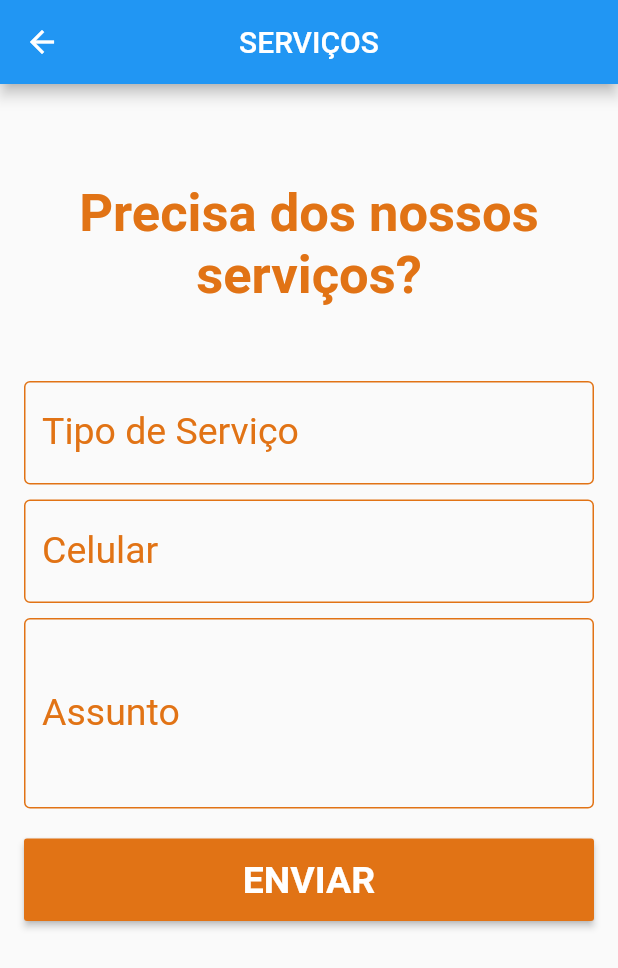
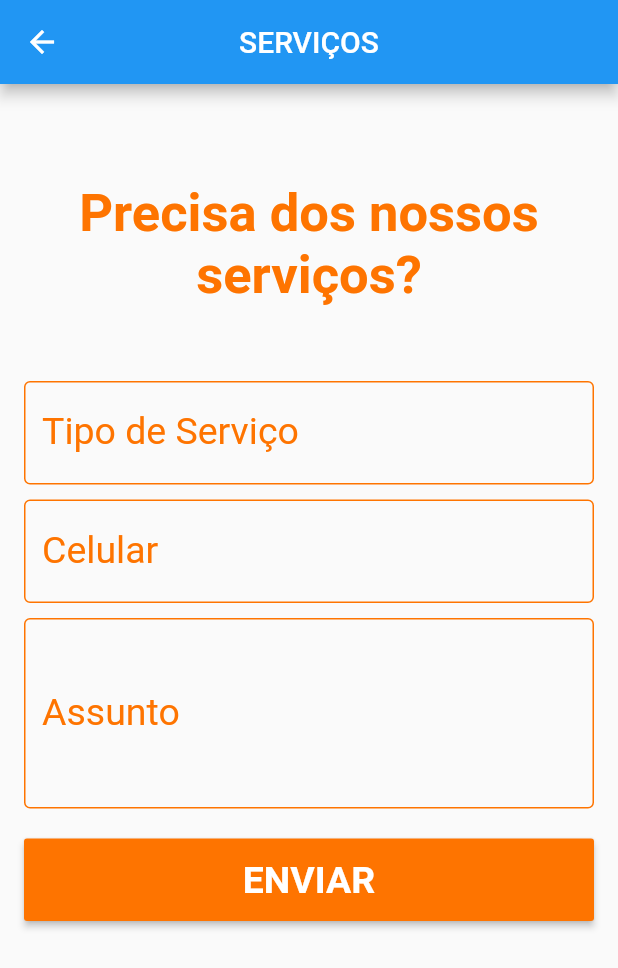
Before and after one commit to cpvasques/acheimudei_flutter, a Flutter app: the ServicosDetalhesBuilder screen opened directly, after a tap on "ENVIAR", on a phone screen of 412 x 824 dp. Shown: the top 968 px of the screen. Run offline on Flutter 3.47's test engine with Material 2 defaults, Android fonts, the phone set to English and light mode, and no system bars; our stand-ins replace carousel_slider, fancy_bottom_navigation, firebase_auth, font_awesome_flutter, google_sign_in; accounts and stored records are empty; network calls fail.

Commit message:
laranja atualizado

```diff
--- a/lib/home_page.dart
+++ b/lib/home_page.dart
@@ -33,7 +33,7 @@ class _HomePage extends State<HomePage> {
       appBar: AppBar(
         title: Text("ACHEI MUDEI"),
         centerTitle: true,
-        backgroundColor: Color(0xffe17315),
+        backgroundColor: Color(0xfffe7400),
       ),
       body: Container(
         decoration: BoxDecoration(color: Colors.white),
@@ -42,7 +42,7 @@ class _HomePage extends State<HomePage> {
         ),
       ),
       bottomNavigationBar: FancyBottomNavigation(
-        circleColor: Color(0xffe17315),
+        circleColor: Color(0xfffe7400),
         tabs: [
           TabData(iconData: Icons.home, title: "Home"),
           TabData(iconData: Icons.monetization_on, title: "Anunciar"),
--- a/lib/widgets/anunciarImovelBuilder.dart
+++ b/lib/widgets/anunciarImovelBuilder.dart
@@ -24,7 +24,7 @@ class _AnunciarImovelBuilder extends State<AnunciarImovelBuilder> {
                     child: Text('Deseja vender seu imóvel?',
                         textAlign: TextAlign.center,
                         style: TextStyle(
-                          color: Color(0xffe17315),
+                          color: Color(0xfffe7400),
                           fontSize: 35.0,
                           fontWeight: FontWeight.bold,
                         ))),
@@ -42,7 +42,7 @@ class _AnunciarImovelBuilder extends State<AnunciarImovelBuilder> {
                           color: Colors.white,
                         ),
                       ),
-                      color: Color(0xffe17315),
+                      color: Color(0xfffe7400),
                       onPressed: () {
                         print('anuncio');
                       },
--- a/lib/widgets/loginForm.dart
+++ b/lib/widgets/loginForm.dart
@@ -138,14 +138,14 @@ Widget buildTextField(String label, TextEditingController controller,
       controller: controller,
       decoration: InputDecoration(
           labelText: label,
-          labelStyle: TextStyle(color: Color(0xffe17315)),
+          labelStyle: TextStyle(color: Color(0xfffe7400)),
           border: OutlineInputBorder(),
           focusedBorder:
               OutlineInputBorder(borderSide: BorderSide(color: Colors.blue)),
           enabledBorder: OutlineInputBorder(
               borderSide: BorderSide(
-            color: Color(0xffe17315),
+            color: Color(0xfffe7400),
           ))),
-      style: TextStyle(color: Color(0xffe17315), fontSize: 20.0),
+      style: TextStyle(color: Color(0xfffe7400), fontSize: 20.0),
       onChanged: funcao);
 }
--- a/lib/widgets/servicosDetalhesBuilder.dart
+++ b/lib/widgets/servicosDetalhesBuilder.dart
@@ -74,7 +74,7 @@ Widget formulario(){
                   child: Text('Precisa dos nossos serviços?',
                       textAlign: TextAlign.center,
                       style: TextStyle(
-                        color: Color(0xffe17315),
+                        color: Color(0xfffe7400),
                         fontSize: 35.0,
                         fontWeight: FontWeight.bold,
                       ))),
@@ -104,7 +104,7 @@ Widget formulario(){
                         color: Colors.white,
                       ),
                     ),
-                    color: Color(0xffe17315),
+                    color: Color(0xfffe7400),
                     onPressed: () {
                       print('anuncio');
                     },
@@ -126,17 +126,17 @@ Widget buildTextField(String label, TextEditingController controller, Function f
         controller: controller,
         decoration: InputDecoration(
             labelText: label,
-            labelStyle: TextStyle(color: Color(0xffe17315)),
+            labelStyle: TextStyle(color: Color(0xfffe7400)),
             border: OutlineInputBorder(),
             focusedBorder: OutlineInputBorder(
               borderSide: BorderSide(color: Colors.blue)
             ),
             enabledBorder: OutlineInputBorder(
-                borderSide: BorderSide(color: Color(0xffe17315),)
+                borderSide: BorderSide(color: Color(0xfffe7400),)
             )
         ),
         style: TextStyle(
-            color: Color(0xffe17315), fontSize: 25.0
+            color: Color(0xfffe7400), fontSize: 25.0
         ),
         onChanged: funcao
     );
```
Also changed, not shown: lib/detalhe_anuncio.dart (+4 -4 lines).
